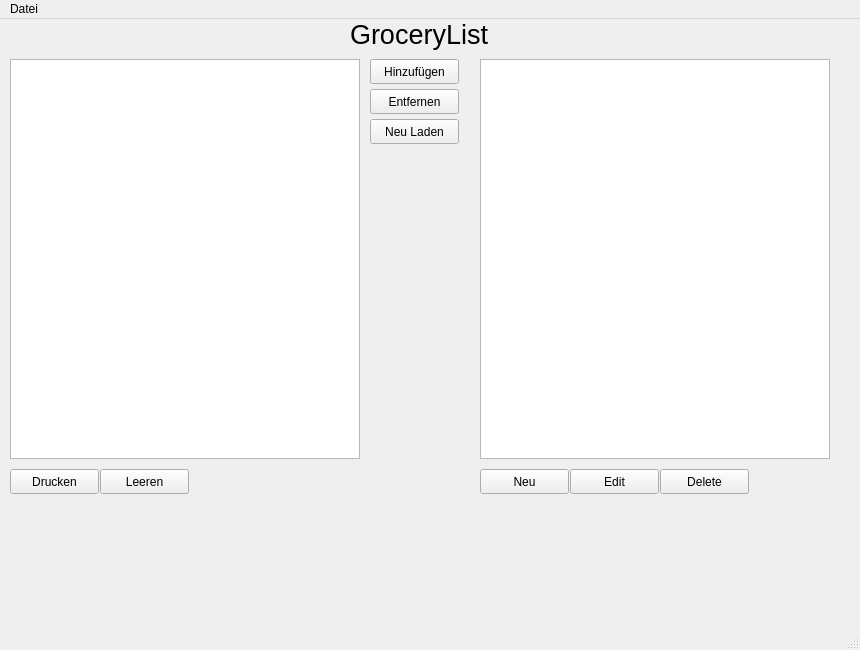
Qt form mainwindow.ui (RaGri42/GroceryList) before a commit.
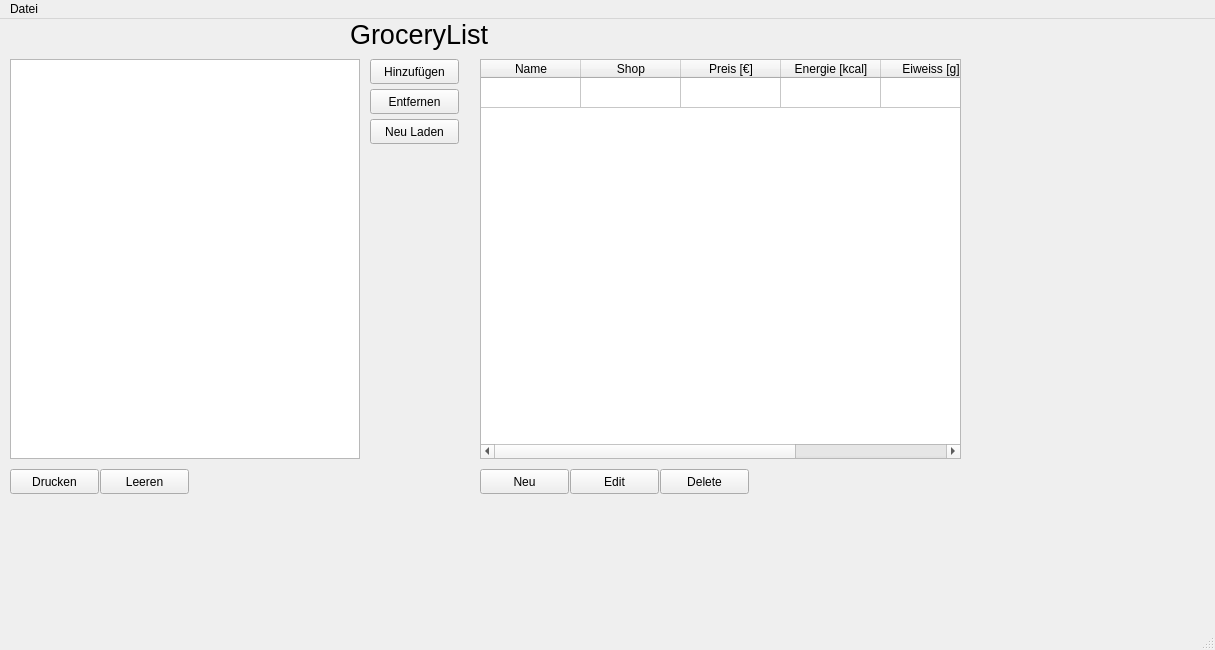
The same form after that commit.

The edit to the form file:
```diff
--- a/mainwindow.ui
+++ b/mainwindow.ui
@@ -6,7 +6,7 @@
    <rect>
     <x>0</x>
     <y>0</y>
-    <width>860</width>
+    <width>1215</width>
     <height>650</height>
    </rect>
   </property>
@@ -48,7 +48,7 @@
      <rect>
       <x>480</x>
       <y>40</y>
-      <width>350</width>
+      <width>481</width>
       <height>400</height>
      </rect>
     </property>
@@ -65,16 +65,16 @@
      </size>
     </property>
     <property name="showGrid">
-     <bool>false</bool>
+     <bool>true</bool>
     </property>
     <property name="rowCount">
      <number>1</number>
     </property>
     <property name="columnCount">
-     <number>1</number>
+     <number>6</number>
     </property>
     <attribute name="horizontalHeaderVisible">
-     <bool>false</bool>
+     <bool>true</bool>
     </attribute>
     <attribute name="horizontalHeaderCascadingSectionResizes">
      <bool>false</bool>
@@ -98,6 +98,31 @@
      <bool>false</bool>
     </attribute>
     <row/>
+    <column>
+     <property name="text">
+      <string>Name</string>
+     </property>
+    </column>
+    <column>
+     <property name="text">
+      <string>Shop</string>
+     </property>
+    </column>
+    <column>
+     <property name="text">
+      <string>Preis [€]</string>
+     </property>
+    </column>
+    <column>
+     <property name="text">
+      <string>Energie [kcal]</string>
+     </property>
+    </column>
+    <column>
+     <property name="text">
+      <string>Eiweiss [g]</string>
+     </property>
+    </column>
     <column/>
    </widget>
    <widget class="QTableWidget" name="tableWidget_2">
@@ -253,7 +278,7 @@
     <rect>
      <x>0</x>
      <y>0</y>
-     <width>860</width>
+     <width>1215</width>
      <height>22</height>
     </rect>
    </property>
```
Left out of the diff: 26 changed lines with no effect on the pictures.
